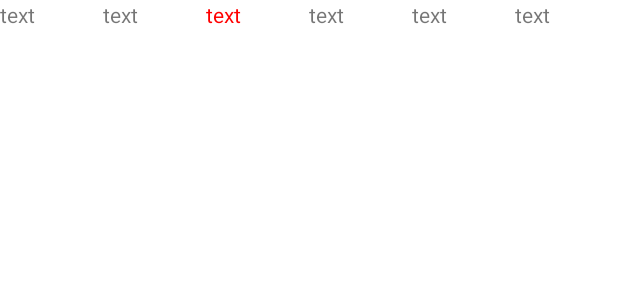
After one commit to 2021graduation/2021_graduation, an Android app: the layout infection_list.xml on its own in the app's theme, with its tools: preview values and no code run, on a phone screen of 412 x 824 dp. The commit adds this screen. Shown: the top 300 px of the screen. Run offline under Robolectric (Android 15) with nearby library versions, the phone set to English and light mode, and no system bars.

Commit message:
코로나 시도 현황 추가

```diff
--- a/app/src/main/res/layout/activity_covid.xml
+++ b/app/src/main/res/layout/activity_covid.xml
@@ -38,7 +38,6 @@
         android:layout_width="130dp"
         android:layout_height="wrap_content"
         android:gravity="center"
-        android:onClick="mOnClick"
         android:text="병원정보"
         app:layout_constraintBottom_toBottomOf="parent"
         app:layout_constraintEnd_toStartOf="@+id/button2"
@@ -52,7 +51,6 @@
         android:layout_width="130dp"
         android:layout_height="50dp"
         android:gravity="center"
-        android:onClick="COVID_OnClick"
         android:text="코로나 현황"
         app:layout_constraintBottom_toBottomOf="parent"
         app:layout_constraintEnd_toStartOf="@+id/mask"
--- /dev/null
+++ b/app/src/main/res/layout/infection_list.xml
@@ -0,0 +1,65 @@
+<?xml version="1.0" encoding="utf-8"?>
+<LinearLayout xmlns:android="http://schemas.android.com/apk/res/android"
+    xmlns:app="http://schemas.android.com/apk/res-auto"
+    android:layout_width="match_parent"
+    android:layout_height="wrap_content">
+
+    <LinearLayout
+        android:layout_width="match_parent"
+        android:layout_height="match_parent"
+        android:orientation="vertical">
+
+        <LinearLayout
+            android:layout_width="match_parent"
+            android:layout_height="wrap_content"
+            android:gravity="center_vertical"
+            android:orientation="horizontal">
+
+
+            <TextView
+                android:id="@+id/gubun"
+                android:layout_width="match_parent"
+                android:layout_height="match_parent"
+                android:layout_weight="1"
+                android:text="text" />
+
+            <TextView
+                android:id="@+id/defCnt"
+                android:layout_width="match_parent"
+                android:layout_height="match_parent"
+                android:layout_weight="1"
+                android:text="text" />
+
+            <TextView
+                android:id="@+id/incDec"
+                android:layout_width="match_parent"
+                android:layout_height="match_parent"
+                android:layout_weight="1"
+                android:text="text"
+                android:textColor="#FF0000" />
+
+            <TextView
+                android:id="@+id/localOccCnt"
+                android:layout_width="match_parent"
+                android:layout_height="match_parent"
+                android:layout_weight="1"
+                android:text="text" />
+
+            <TextView
+                android:id="@+id/deathCnt"
+                android:layout_width="match_parent"
+                android:layout_height="match_parent"
+                android:layout_weight="1"
+                android:text="text" />
+
+            <TextView
+                android:id="@+id/isolClearCnt"
+                android:layout_width="match_parent"
+                android:layout_height="match_parent"
+                android:layout_weight="1"
+                android:text="text" />
+
+        </LinearLayout>
+
+    </LinearLayout>
+</LinearLayout>
```
Also changed, not shown: app/src/main/java/org/techtown/graduation_project/InfectionAdapter.java (added, +64 -0 lines), app/src/main/java/org/techtown/graduation_project/InfectionData.java (added, +67 -0 lines).
